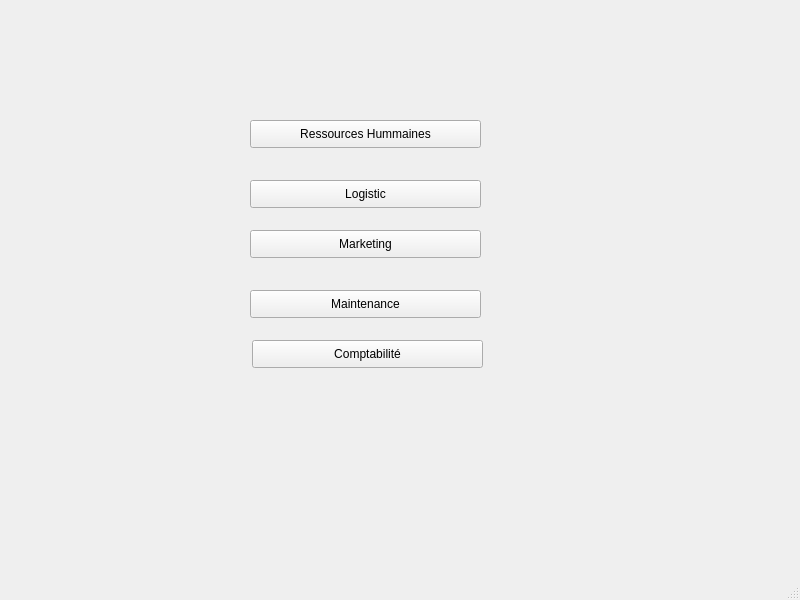
First picture: the form in Documents/maintenancee/mainwindow.ui, repository hanenjabnoun-Esprit-2019/Smart_News_Agency_2A25, before the edit.
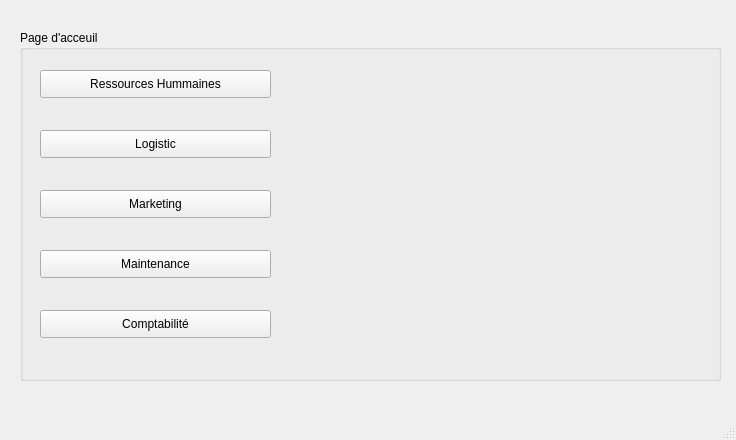
Second picture: the form after the edit.

Patch:
```diff
--- a/Documents/maintenancee/mainwindow.ui
+++ b/Documents/maintenancee/mainwindow.ui
@@ -6,8 +6,8 @@
    <rect>
     <x>0</x>
     <y>0</y>
-    <width>800</width>
-    <height>600</height>
+    <width>736</width>
+    <height>440</height>
    </rect>
   </property>
   <property name="windowTitle">
@@ -17,8 +17,8 @@
    <widget class="QPushButton" name="pushButton">
     <property name="geometry">
      <rect>
-      <x>250</x>
-      <y>120</y>
+      <x>40</x>
+      <y>70</y>
       <width>231</width>
       <height>28</height>
      </rect>
@@ -30,8 +30,8 @@
    <widget class="QPushButton" name="pushButton_2">
     <property name="geometry">
      <rect>
-      <x>250</x>
-      <y>180</y>
+      <x>40</x>
+      <y>130</y>
       <width>231</width>
       <height>28</height>
      </rect>
@@ -43,8 +43,8 @@
    <widget class="QPushButton" name="pushButton_3">
     <property name="geometry">
      <rect>
-      <x>250</x>
-      <y>230</y>
+      <x>40</x>
+      <y>190</y>
       <width>231</width>
       <height>28</height>
      </rect>
@@ -56,8 +56,8 @@
    <widget class="QPushButton" name="pushButton_maintenance">
     <property name="geometry">
      <rect>
-      <x>250</x>
-      <y>290</y>
+      <x>40</x>
+      <y>250</y>
       <width>231</width>
       <height>28</height>
      </rect>
@@ -69,8 +69,8 @@
    <widget class="QPushButton" name="pushButton_5">
     <property name="geometry">
      <rect>
-      <x>252</x>
-      <y>340</y>
+      <x>40</x>
+      <y>310</y>
       <width>231</width>
       <height>28</height>
      </rect>
@@ -79,6 +79,25 @@
      <string>Comptabilité</string>
     </property>
    </widget>
+   <widget class="QGroupBox" name="groupBox">
+    <property name="geometry">
+     <rect>
+      <x>20</x>
+      <y>30</y>
+      <width>701</width>
+      <height>351</height>
+     </rect>
+    </property>
+    <property name="title">
+     <string>Page d'acceuil </string>
+    </property>
+   </widget>
+   <zorder>groupBox</zorder>
+   <zorder>pushButton</zorder>
+   <zorder>pushButton_2</zorder>
+   <zorder>pushButton_3</zorder>
+   <zorder>pushButton_maintenance</zorder>
+   <zorder>pushButton_5</zorder>
   </widget>
   <widget class="QMenuBar" name="menubar">
    <property name="geometry">
```
Left out of the diff: 4 changed lines with no effect on the pictures.
